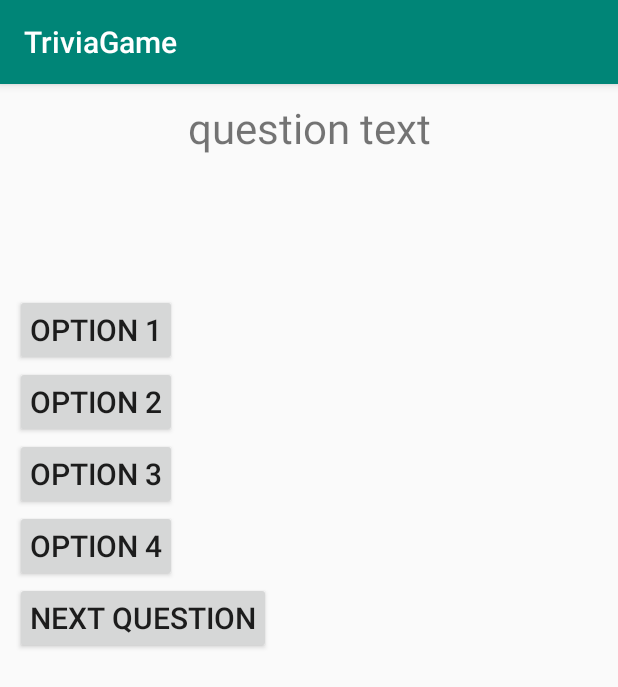
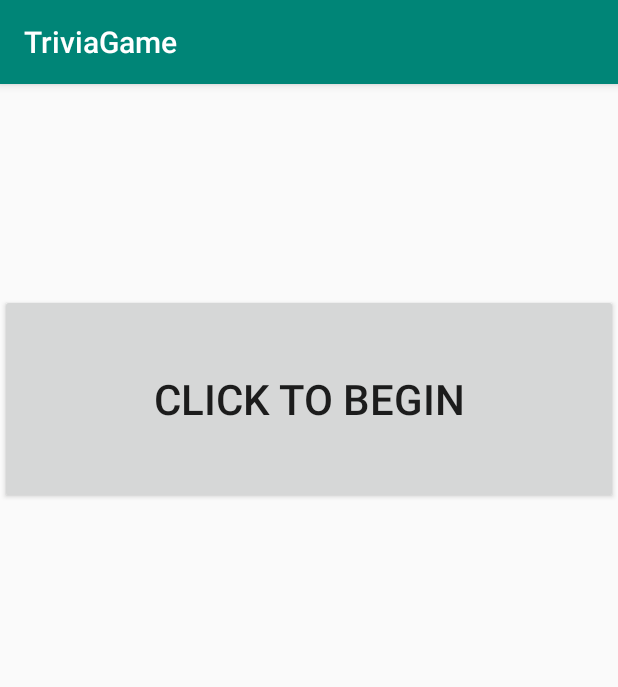
Before and after one commit to Aidanroth/AndroidTriviaGame, an Android app: the QuestionActivity screen opened directly, with no data from a screen before it, on a phone screen of 412 x 824 dp. Shown: the top 687 px of the screen. Run offline under Robolectric (Android 15) with nearby library versions, the phone set to English and light mode, and no system bars; our stand-ins replace Firebase (no records; nobody signed in at launch, a user with empty details on screens opened directly).

Commit message:
shared prefs implemented in settings, click to begin to fix showing default text values in Question activity

```diff
--- a/app/src/main/java/com/example/triviagame/QuestionActivity.java
+++ b/app/src/main/java/com/example/triviagame/QuestionActivity.java
@@ -25,7 +25,8 @@ import java.util.ArrayList;
 public class QuestionActivity extends AppCompatActivity {
 
     TextView questionText;
-    Button button1, button2, button3, button4, buttonNextQ;
+    Button button1, button2, button3, button4, buttonNextQ, beginButton;
+    boolean first = true;
 
 
 
@@ -46,9 +47,10 @@ public class QuestionActivity extends AppCompatActivity {
             button2 = findViewById(R.id.button2);
             button3 = findViewById(R.id.button3);
             button4 = findViewById(R.id.button4);
+            beginButton = findViewById(R.id.begin_button);
             buttonNextQ = findViewById(R.id.buttonNextQ);
+            questionText = findViewById(R.id.questionText);
 
-            questionText = findViewById(R.id.questionText);
 
             refreshScreen();
 
@@ -244,6 +246,23 @@ public class QuestionActivity extends AppCompatActivity {
             qNum++;
         }
 
+        else if(first == true){
+            beginButton.setOnClickListener(new View.OnClickListener() {
+                @Override
+                public void onClick(View v) {
+                    first = false;
+                    beginButton.setVisibility(View.INVISIBLE);
+                    refreshScreen();
+                    questionText.setVisibility(View.VISIBLE);
+                    button1.setVisibility(View.VISIBLE);
+                    button2.setVisibility(View.VISIBLE);
+                    button3.setVisibility(View.VISIBLE);
+                    button4.setVisibility(View.VISIBLE);
+                    buttonNextQ.setVisibility(View.VISIBLE);
+                }
+            });
+        }
+
 
     }
 
--- a/app/src/main/res/layout/question_activity.xml
+++ b/app/src/main/res/layout/question_activity.xml
@@ -19,7 +19,18 @@
             android:padding="10dp"
             android:text="@string/question_text"
             android:textAlignment="center"
-            android:textSize="28sp" />
+            android:textSize="28sp"
+            android:visibility="invisible"/>
+
+        <Button
+            android:id="@+id/begin_button"
+            android:layout_width="match_parent"
+            android:layout_height="140dp"
+            android:padding="10dp"
+            android:text="Click to Begin"
+            android:textAlignment="center"
+            android:textSize="28sp"/>
+
 
 
         <Button
@@ -31,7 +42,8 @@
             android:padding="10dp"
             android:text="@string/option1_text"
             android:textAlignment="center"
-            android:textSize="20sp" />
+            android:textSize="20sp"
+            android:visibility="invisible"/>
 
         <Button
             android:id="@+id/button2"
@@ -43,6 +55,7 @@
             android:textSize="20sp"
             android:layout_marginStart="10dp"
             android:layout_marginEnd="10dp"
+            android:visibility="invisible"
             />
 
         <Button
@@ -55,6 +68,7 @@
             android:textSize="20sp"
             android:layout_marginStart="10dp"
             android:layout_marginEnd="10dp"
+            android:visibility="invisible"
             />
 
         <Button
@@ -67,6 +81,7 @@
             android:textSize="20sp"
             android:layout_marginStart="10dp"
             android:layout_marginEnd="10dp"
+            android:visibility="invisible"
             />
 
         <Button
@@ -79,6 +94,7 @@
             android:textSize="20sp"
             android:layout_marginStart="10dp"
             android:layout_marginEnd="10dp"
+            android:visibility="invisible"
             />
 
     </LinearLayout>
--- a/app/src/main/res/values/strings.xml
+++ b/app/src/main/res/values/strings.xml
@@ -8,7 +8,6 @@
     <string name="question_text">question text</string>
 
     <string-array name="Difficulties">
-        <item>Ego Boost</item>
         <item>Easy</item>
         <item>Medium</item>
         <item>Hard</item>
```
Also changed, not shown: app/src/main/java/com/example/triviagame/settings_activity.java (+48 -2 lines).
